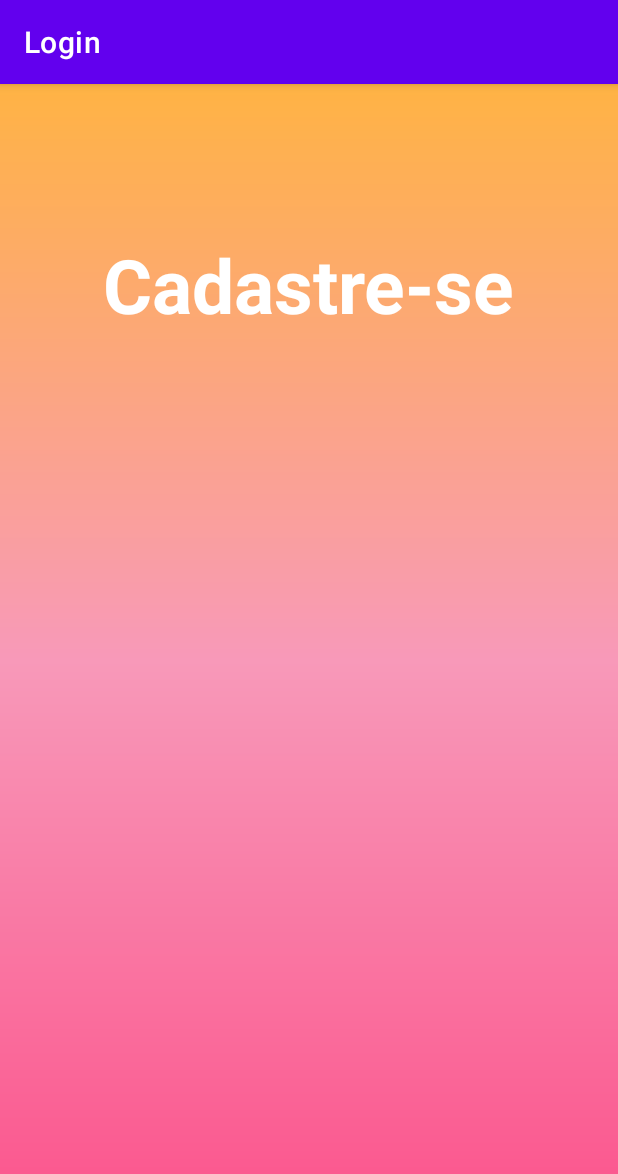
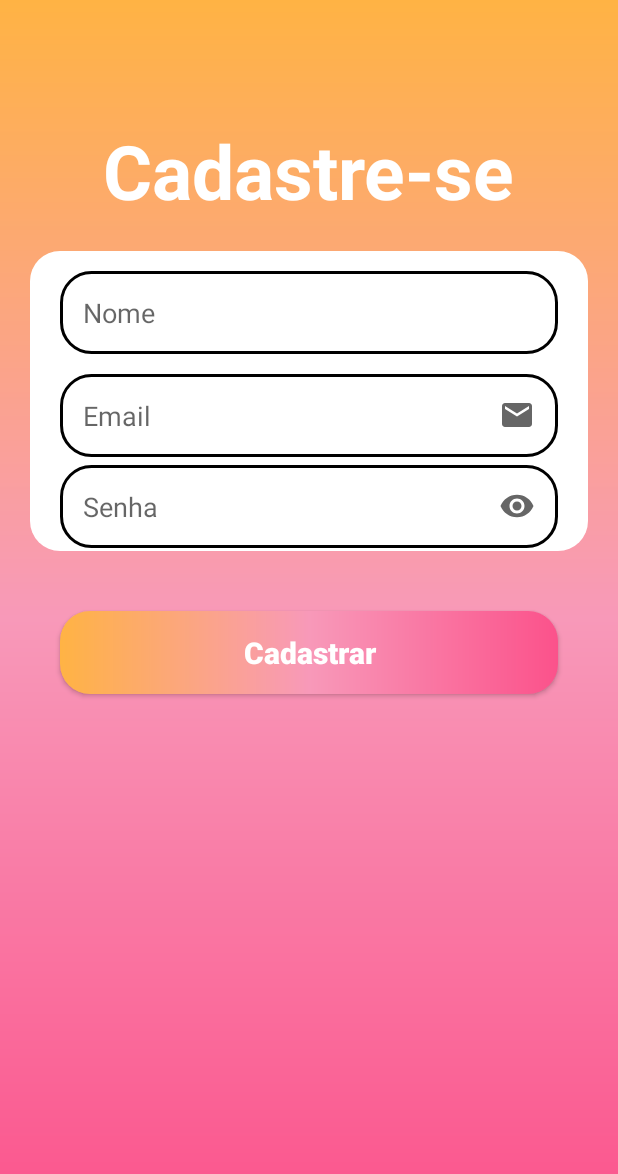
Before and after one commit to Ana204/Login, an Android app: the Cadastro screen opened directly, with no data from a screen before it, on a phone screen of 412 x 824 dp. Shown: the top 1174 px of the screen. Run offline under Robolectric (Android 15) with nearby library versions, the phone set to English and light mode, and no system bars.

Commit message:
layout cadastro

```diff
--- a/app/src/main/java/app/authentication/login/Cadastro.java
+++ b/app/src/main/java/app/authentication/login/Cadastro.java
@@ -14,6 +14,7 @@ public class Cadastro extends AppCompatActivity {
         super.onCreate(savedInstanceState);
         setContentView(R.layout.activity_cadastro);
 
+        getSupportActionBar().hide();
 
     }
 
--- a/app/src/main/java/app/authentication/login/Login.java
+++ b/app/src/main/java/app/authentication/login/Login.java
@@ -18,6 +18,13 @@ public class Login extends AppCompatActivity {
 
         getSupportActionBar().hide();
 
+        startRegistrationScreen();
+
+    }
+
+    private void startRegistrationScreen(){
+        txt_tela_cadastro = findViewById(R.id.txt_tela_cadastro);
+
         txt_tela_cadastro.setOnClickListener(new View.OnClickListener() {
             @Override
             public void onClick(View view) {
@@ -25,10 +32,6 @@ public class Login extends AppCompatActivity {
                 startActivity(intent);
             }
         });
-    }
-
-    private void startRegistrationScreen(){
-        txt_tela_cadastro = findViewById(R.id.txt_tela_cadastro);
 
     }
 }
--- a/app/src/main/res/layout/activity_cadastro.xml
+++ b/app/src/main/res/layout/activity_cadastro.xml
@@ -15,10 +15,62 @@
         android:textSize="50sp"
         android:textColor="@color/white"
         android:textStyle="bold"
-        android:layout_marginTop="100dp"
+        android:layout_marginTop="80dp"
         app:layout_constraintStart_toStartOf="parent"
         app:layout_constraintEnd_toEndOf="parent"
         app:layout_constraintTop_toTopOf="parent"
         />
 
+    <View
+        android:id="@+id/view_containerComponents"
+        style="@style/ContainerComponents"
+        app:layout_constraintTop_toBottomOf="@id/title_cadastro"
+        app:layout_constraintStart_toStartOf="parent"
+        app:layout_constraintEnd_toEndOf="parent"
+        />
+
+    <EditText
+        android:id="@+id/editNome"
+        style="@style/Edit_text"
+        android:hint="@string/edit_nome"
+        android:inputType="text"
+        app:layout_constraintTop_toTopOf="@id/view_containerComponents"
+        app:layout_constraintStart_toStartOf="@id/view_containerComponents"
+        app:layout_constraintEnd_toEndOf="@id/view_containerComponents"
+        />
+
+    <EditText
+        android:id="@+id/editEmail"
+        style="@style/Edit_text"
+        android:hint="@string/edit_email"
+        android:inputType="textEmailAddress"
+        android:drawableEnd="@drawable/ic_email"
+        app:layout_constraintTop_toBottomOf="@id/editNome"
+        app:layout_constraintStart_toStartOf="@id/view_containerComponents"
+        app:layout_constraintEnd_toEndOf="@id/view_containerComponents"
+        />
+
+    <EditText
+        android:id="@+id/editSenha"
+        style="@style/Edit_text"
+        android:hint="@string/edit_senha"
+        android:inputType="numberPassword"
+        android:layout_marginBottom="10dp"
+        android:drawableEnd="@drawable/ic_eye"
+        app:layout_constraintTop_toBottomOf="@id/editEmail"
+        app:layout_constraintStart_toStartOf="@id/view_containerComponents"
+        app:layout_constraintEnd_toEndOf="@id/view_containerComponents"
+        app:layout_constraintBottom_toBottomOf="@id/view_containerComponents"
+        />
+
+    <androidx.appcompat.widget.AppCompatButton
+        android:id="@+id/buttonCadastrar"
+        style="@style/Button"
+        android:layout_marginTop="40dp"
+        android:text="@string/btn_cadastrar"
+        app:layout_constraintStart_toStartOf="parent"
+        app:layout_constraintEnd_toEndOf="parent"
+        app:layout_constraintTop_toBottomOf="@id/view_containerComponents"
+        />
+
 </androidx.constraintlayout.widget.ConstraintLayout>
--- a/app/src/main/res/values/strings.xml
+++ b/app/src/main/res/values/strings.xml
@@ -1,8 +1,13 @@
 <resources>
     <string name="app_name">Login</string>
+
     <string name="entrar">Entrar</string>
     <string name="senha">Senha</string>
     <string name="email">Email</string>
     <string name="txt_cadastro">Crie uma conta clicando aqui</string>
     <string name="title_cadastro">Cadastre-se</string>
+    <string name="edit_nome">Nome</string>
+    <string name="edit_email">Email</string>
+    <string name="edit_senha">Senha</string>
+    <string name="btn_cadastrar">Cadastrar</string>
 </resources>
--- a/app/src/main/res/values/styles.xml
+++ b/app/src/main/res/values/styles.xml
@@ -27,9 +27,9 @@
         <item name="android:layout_marginTop">13dp</item>
         <item name="android:layout_marginBottom">10dp</item>
         <item name="android:background">@drawable/button</item>
-        <item name="android:padding">15dp</item>
+        <item name="android:padding">14dp</item>
         <item name="android:textColor">@color/white</item>
-        <item name="android:textSize">17sp</item>
+        <item name="android:textSize">20sp</item>
         <item name="android:textStyle">bold</item>
         <item name="textAllCaps">false</item>
     </style>
```
